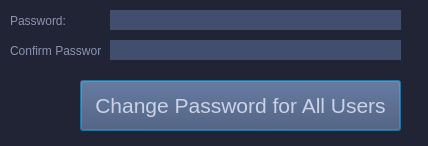
First picture: the form in GUIs/ScriptRunnerPyQt5_GUI/PyUIs/ChangePass.ui, repository vipersniper0501/CP_Scripts2, before the edit.
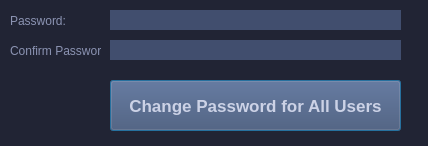
Second picture: the form after the edit.

What changed in the file:
```diff
--- a/GUIs/ScriptRunnerPyQt5_GUI/PyUIs/ChangePass.ui
+++ b/GUIs/ScriptRunnerPyQt5_GUI/PyUIs/ChangePass.ui
@@ -78,19 +78,29 @@
         <widget class="QPushButton" name="chngpass_button">
             <property name="geometry">
                 <rect>
-                    <x>80</x>
+     <x>110</x>
                     <y>80</y>
-                    <width>321</width>
+     <width>291</width>
                     <height>51</height>
                 </rect>
             </property>
             <property name="font">
                 <font>
-                    <pointsize>16</pointsize>
+     <pointsize>13</pointsize>
+     <weight>75</weight>
+     <bold>true</bold>
                 </font>
             </property>
             <property name="styleSheet">
-                <string notr="true">background-color: #414E6E;color: #CCD2E6;</string>
+    <string notr="true">QPushButton {
+background-color:#414E6E;
+color: #CCD2E6;
+font-weight: bold;
+}
+
+QPushButton:hover {
+background: rgba(139, 147, 178, .75);
+}</string>
             </property>
             <property name="text">
                 <string>Change Password for All Users</string>
```
Lines whose indentation alone changed are shown as unchanged.
